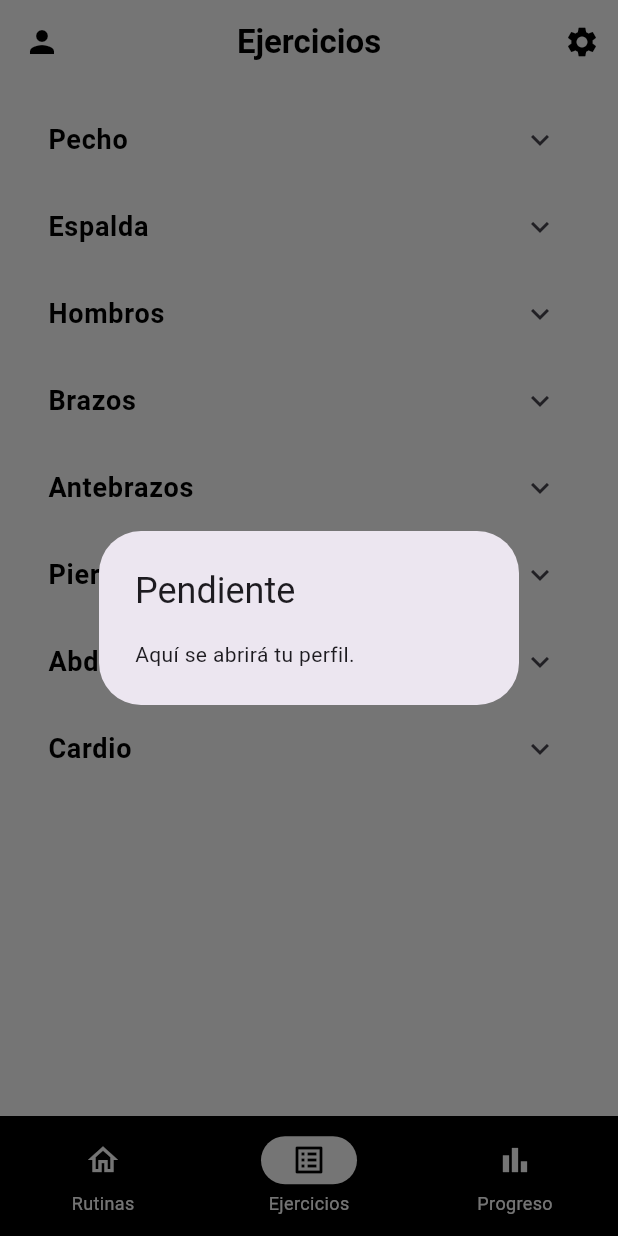
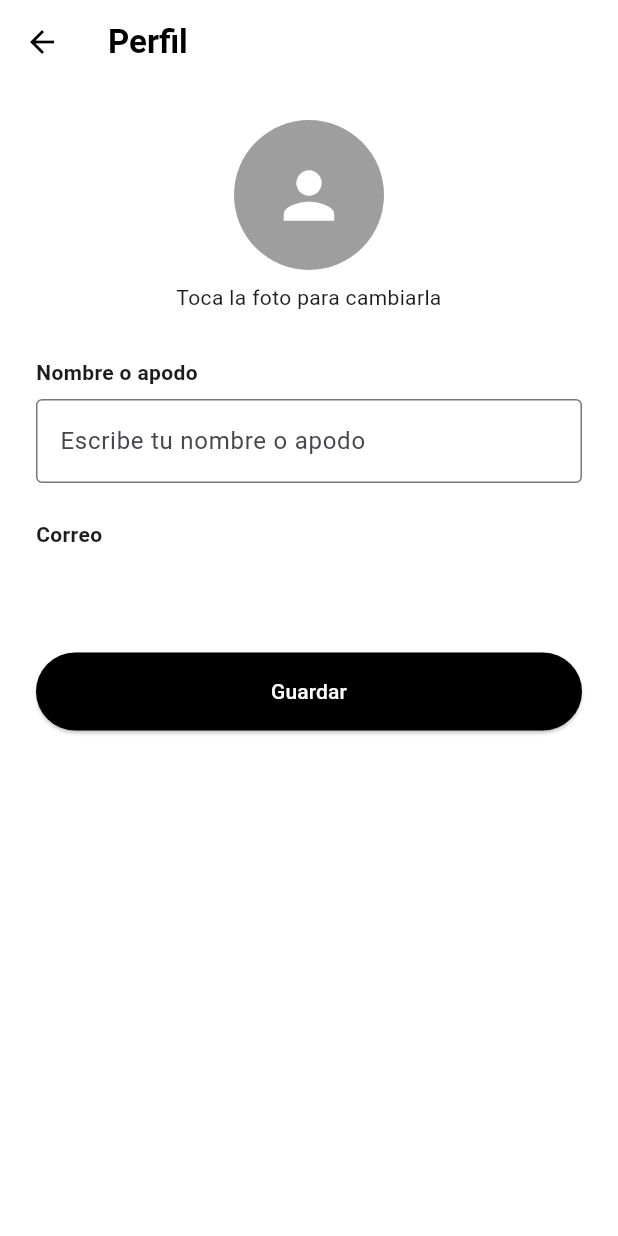
Before and after one commit to HectorSan13/GymBook, a Flutter app: the RoutinesScreen screen opened directly, item 2 of the bottom bar chosen, after a tap on the "person" icon, on a phone screen of 412 x 824 dp. Run offline on Flutter 3.47's test engine with Material 3 defaults, Android fonts, the phone set to English and light mode, and no system bars; our stand-ins replace firebase_auth, firebase_core, font_awesome_flutter, google_sign_in, image_picker, syncfusion_flutter_charts; accounts and stored records are empty.

Commit message:
perfil editable con foto, apodo y correo

```diff
--- a/lib/main.dart
+++ b/lib/main.dart
@@ -5,6 +5,10 @@ import 'package:gymbook/screens/welcome_screen.dart';
 
 // Notificador global para controlar el tema en toda la app
 final ValueNotifier<ThemeMode> themeNotifier = ValueNotifier(ThemeMode.light);
+// Datos del perfil de mientras lo pasamos a firebase
+final ValueNotifier<String> nicknameNotifier = ValueNotifier('');
+final ValueNotifier<String> photoNotifier = ValueNotifier('');
+
 
 void main() async {
   WidgetsFlutterBinding.ensureInitialized();
--- /dev/null
+++ b/lib/screens/profile_screen.dart
@@ -0,0 +1,101 @@
+import 'dart:io';
+import 'package:flutter/material.dart';
+import 'package:firebase_auth/firebase_auth.dart';
+import 'package:image_picker/image_picker.dart';
+import 'package:gymbook/main.dart';
+
+class ProfileScreen extends StatefulWidget {
+  const ProfileScreen({super.key});
+
+  @override
+  State<ProfileScreen> createState() => _ProfileScreenState();
+}
+
+class _ProfileScreenState extends State<ProfileScreen> {
+  // Empieza con lo que ya estaba guardado
+  final _nameController = TextEditingController(text: nicknameNotifier.value);
+  String _photoPath = photoNotifier.value;
+
+  // Abre la galeria para escoger una foto
+  Future<void> _pickPhoto() async {
+    final foto = await ImagePicker().pickImage(source: ImageSource.gallery);
+    if (foto != null) {
+      setState(() {
+        _photoPath = foto.path;
+      });
+    }
+  }
+
+  // Guarda el nombre y la foto, y regresa a Ajustes
+  void _save() {
+    nicknameNotifier.value = _nameController.text;
+    photoNotifier.value = _photoPath;
+    Navigator.pop(context);
+  }
+
+  @override
+  Widget build(BuildContext context) {
+    final isDarkMode = Theme.of(context).brightness == Brightness.dark;
+    // Correo del usuario que inicio sesion
+    final email = FirebaseAuth.instance.currentUser?.email ?? '';
+
+    return Scaffold(
+      appBar: AppBar(
+        title: const Text('Perfil', style: TextStyle(fontWeight: FontWeight.bold)),
+      ),
+      body: ListView(
+        padding: const EdgeInsets.all(24),
+        children: [
+          // Foto  si no hay foto sale el icono, si hay sale la foto
+          Center(
+            child: GestureDetector(
+              onTap: _pickPhoto,
+              child: _photoPath == ''
+                  ? const CircleAvatar(
+                radius: 50,
+                backgroundColor: Colors.grey,
+                child: Icon(Icons.person, size: 50, color: Colors.white),
+              )
+                  : CircleAvatar(
+                radius: 50,
+                backgroundImage: FileImage(File(_photoPath)),
+              ),
+            ),
+          ),
+          const SizedBox(height: 8),
+          const Text('Toca la foto para cambiarla', textAlign: TextAlign.center),
+          const SizedBox(height: 30),
+
+          // Nombre o apodo
+          const Text('Nombre o apodo', style: TextStyle(fontWeight: FontWeight.bold)),
+          const SizedBox(height: 8),
+          TextField(
+            controller: _nameController,
+            decoration: const InputDecoration(
+              hintText: 'Escribe tu nombre o apodo',
+              border: OutlineInputBorder(),
+            ),
+          ),
+          const SizedBox(height: 24),
+
+          // Correo
+          const Text('Correo', style: TextStyle(fontWeight: FontWeight.bold)),
+          const SizedBox(height: 8),
+          Text(email),
+          const SizedBox(height: 40),
+
+          // Boton guardar
+          ElevatedButton(
+            onPressed: _save,
+            style: ElevatedButton.styleFrom(
+              backgroundColor: isDarkMode ? Colors.white : Colors.black,
+              foregroundColor: isDarkMode ? Colors.black : Colors.white,
+              padding: const EdgeInsets.all(16),
+            ),
+            child: const Text('Guardar'),
+          ),
+        ],
+      ),
+    );
+  }
+}
--- a/lib/screens/routines_screen.dart
+++ b/lib/screens/routines_screen.dart
@@ -1,9 +1,13 @@
+import 'dart:io';
 import 'package:flutter/material.dart';
 import 'package:syncfusion_flutter_charts/charts.dart';
 import 'package:gymbook/screens/settings_screen.dart';
 import 'package:gymbook/screens/exercises_screen.dart';
 import 'package:gymbook/widgets/routine_item.dart';
 import 'package:gymbook/screens/exercises_list_screen.dart';
+import 'package:gymbook/screens/profile_screen.dart';
+import 'package:gymbook/main.dart';
+import 'package:firebase_auth/firebase_auth.dart';
 
 class RoutinesScreen extends StatefulWidget {
   const RoutinesScreen({super.key});
@@ -33,15 +37,17 @@ class _RoutinesScreenState extends State<RoutinesScreen> {
           currentPageIndex == 1 ? 'Ejercicios' : 'Mis rutinas',
           style: const TextStyle(fontWeight: FontWeight.bold),
         ),
-        leading: IconButton(
-          icon: const Icon(Icons.person),
+        // Foto de perfil, si no hay foto sale el icono
+        leading: ValueListenableBuilder<String>(
+          valueListenable: photoNotifier,
+          builder: (context, photo, child) {
+            return IconButton(
+              icon: photo == ''
+                  ? const Icon(Icons.person)
+                  : CircleAvatar(radius: 16, backgroundImage: FileImage(File(photo))),
               onPressed: () {
-            showDialog(
-              context: context,
-              builder: (context) => const AlertDialog(
-                title: Text('Pendiente'),
-                content: Text('Aquí se abrirá tu perfil.'),
-              ),
+                Navigator.push(context, MaterialPageRoute(builder: (context) => const ProfileScreen()));
+              },
             );
           },
         ),
@@ -69,13 +75,22 @@ class _RoutinesScreenState extends State<RoutinesScreen> {
           Row(
             mainAxisAlignment: MainAxisAlignment.spaceBetween,
             children: [
-              Text(
-                'Jair Ernesto Aguilar Limón',
+              // El nombre cambia cuando lo editan en Perfil
+              ValueListenableBuilder<String>(
+                valueListenable: nicknameNotifier,
+                builder: (context, nickname, child) {
+                  // Si no ha puesto apodo, sale el nombre con el que se registro
+                  final nombre = FirebaseAuth.instance.currentUser?.displayName ?? '';
+
+                  return Text(
+                    nickname == '' ? nombre : nickname,
                     style: TextStyle(
                       fontSize: 20,
                       color: isDarkMode ? Colors.white : Colors.black,
                       fontWeight: FontWeight.w500,
                     ),
+                  );
+                },
               ),
 
               // GRÁFICA
--- a/lib/screens/settings_screen.dart
+++ b/lib/screens/settings_screen.dart
@@ -3,6 +3,8 @@ import 'package:firebase_auth/firebase_auth.dart';
 import 'package:gymbook/main.dart';
 import 'package:gymbook/screens/welcome_screen.dart';
 import 'package:google_sign_in/google_sign_in.dart';
+import 'package:gymbook/screens/profile_screen.dart';
+
 
 class SettingsScreen extends StatelessWidget {
   const SettingsScreen({super.key});
@@ -25,6 +27,24 @@ class SettingsScreen extends StatelessWidget {
               child: ListView(
                 padding: const EdgeInsets.all(16.0),
                 children: [
+                  // Boton para ir a la pantalla de perfil
+                  ListTile(
+                    leading: const Icon(Icons.person),
+                    title: const Text(
+                      'Perfil',
+                      style: TextStyle(fontWeight: FontWeight.w500),
+                    ),
+                    trailing: const Icon(Icons.arrow_forward_ios, size: 16),
+                    onTap: () {
+                      Navigator.push(
+                        context,
+                        MaterialPageRoute(
+                          builder: (context) => const ProfileScreen(),
+                        ),
+                      );
+                    },
+                  ),
+                  const SizedBox(height: 16),
                   Text(
                     'Preferencias',
                     style: TextStyle(
@@ -56,7 +76,7 @@ class SettingsScreen extends StatelessWidget {
               ),
             ),
 
-            // Botones inferiores
+            // Botones de hasta abajo
             Padding(
               padding: const EdgeInsets.all(20.0),
               child: Column(
@@ -72,7 +92,7 @@ class SettingsScreen extends StatelessWidget {
                             MaterialPageRoute(
                               builder: (context) => const WelcomeScreen(),
                             ),
-                            (route) => false,
+                                (route) => false,
                           );
                         }
                       },
--- a/pubspec.yaml
+++ b/pubspec.yaml
@@ -40,6 +40,7 @@ dependencies:
   firebase_auth: ^7.0.1
   google_sign_in: ^6.2.2
   font_awesome_flutter: ^11.0.0
+  image_picker: ^1.2.4
 
 dev_dependencies:
   flutter_test:
```
Also changed, not shown: pubspec.lock, 5 other files. Lines whose indentation alone changed are shown as unchanged.
